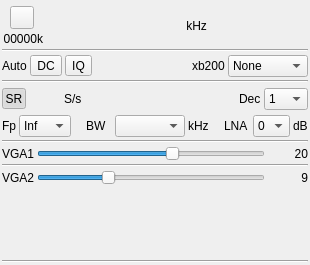
Before: the Qt Designer form plugins/samplesource/bladerf1input/bladerf1inputgui.ui in f4exb/sdrangel, drawn with Qt 5.
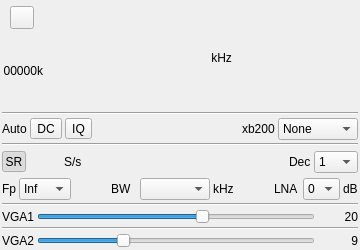
After: the same form once the commit is applied. Icons and pictures are not drawn. Custom widgets are drawn as their Qt base class.

The edit to the form file:
```diff
--- a/plugins/samplesource/bladerf1input/bladerf1inputgui.ui
+++ b/plugins/samplesource/bladerf1input/bladerf1inputgui.ui
@@ -6,8 +6,8 @@
    <rect>
     <x>0</x>
     <y>0</y>
-    <width>310</width>
-    <height>265</height>
+    <width>360</width>
+    <height>250</height>
    </rect>
   </property>
   <property name="sizePolicy">
@@ -18,8 +18,8 @@
   </property>
   <property name="minimumSize">
    <size>
-    <width>310</width>
-    <height>250</height>
+    <width>360</width>
+    <height>0</height>
    </size>
   </property>
   <property name="font">
@@ -681,30 +681,6 @@
      </item>
     </layout>
    </item>
-   <item>
-    <layout class="QHBoxLayout" name="padLayout">
-     <item>
-      <spacer name="verticalPadSpacer">
-       <property name="orientation">
-        <enum>Qt::Vertical</enum>
-       </property>
-       <property name="sizeHint" stdset="0">
-        <size>
-         <width>20</width>
-         <height>40</height>
-        </size>
-       </property>
-      </spacer>
-     </item>
-    </layout>
-   </item>
-   <item>
-    <widget class="Line" name="line_vga2">
-     <property name="orientation">
-      <enum>Qt::Horizontal</enum>
-     </property>
-    </widget>
-   </item>
   </layout>
  </widget>
  <customwidgets>
```
